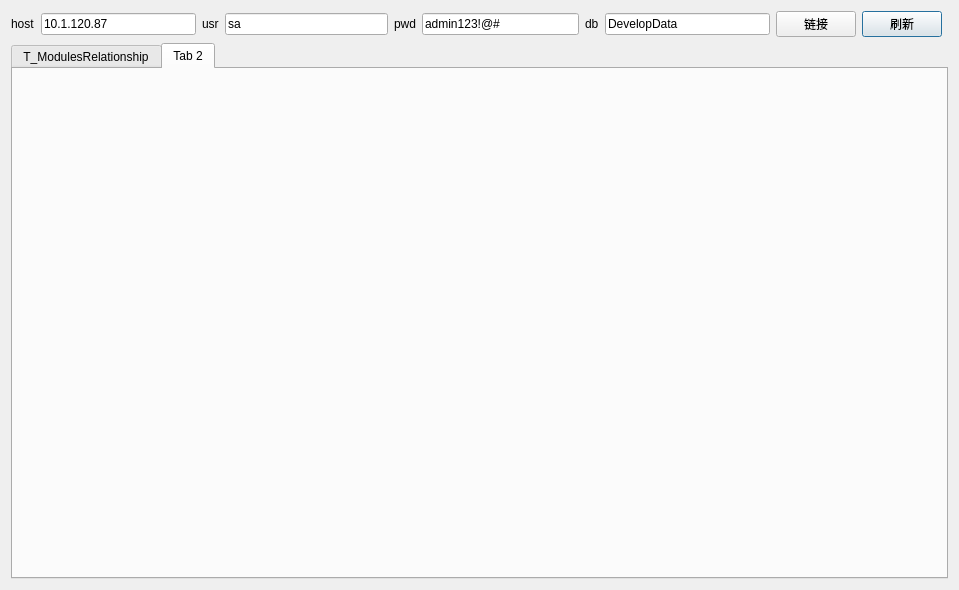
Before: the Qt Designer form MsgTest/UI/UI_SQL.ui in XiaoJiaoYaZi/welink, drawn with Qt 5.
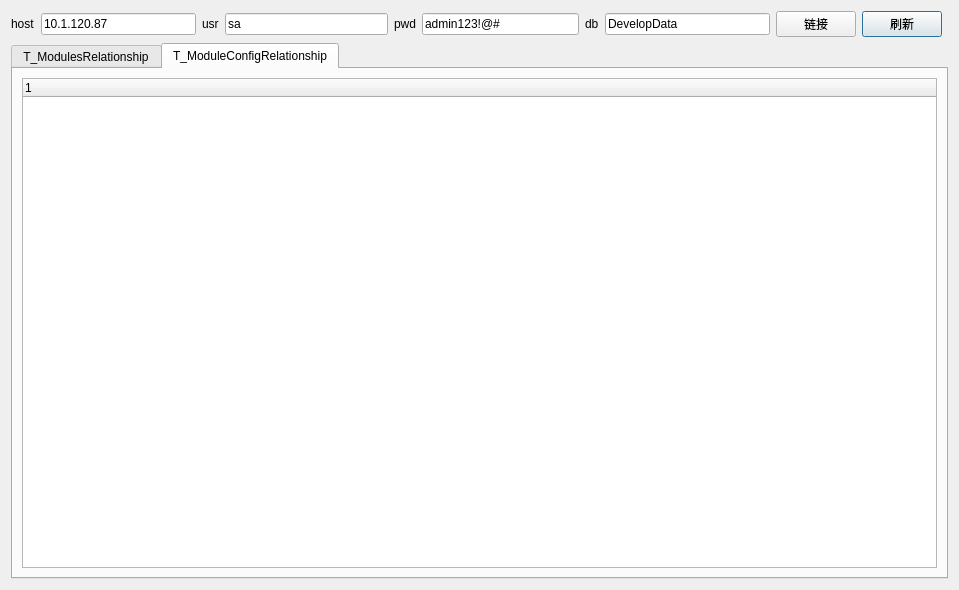
After: the same form once the commit is applied. The open tabs and pages were chosen to show the change. Icons and pictures are not drawn.

```diff
--- a/MsgTest/UI/UI_SQL.ui
+++ b/MsgTest/UI/UI_SQL.ui
@@ -168,8 +168,13 @@
      </widget>
      <widget class="QWidget" name="tab_2">
       <attribute name="title">
-       <string>Tab 2</string>
+       <string>T_ModuleConfigRelationship</string>
       </attribute>
+      <layout class="QGridLayout" name="gridLayout_3">
+       <item row="0" column="0">
+        <widget class="QTreeWidget" name="T_ModuleConfigRelationship"/>
+       </item>
+      </layout>
      </widget>
     </widget>
    </item>
```
Left out of the diff: 2 changed lines with no effect on the pictures.
